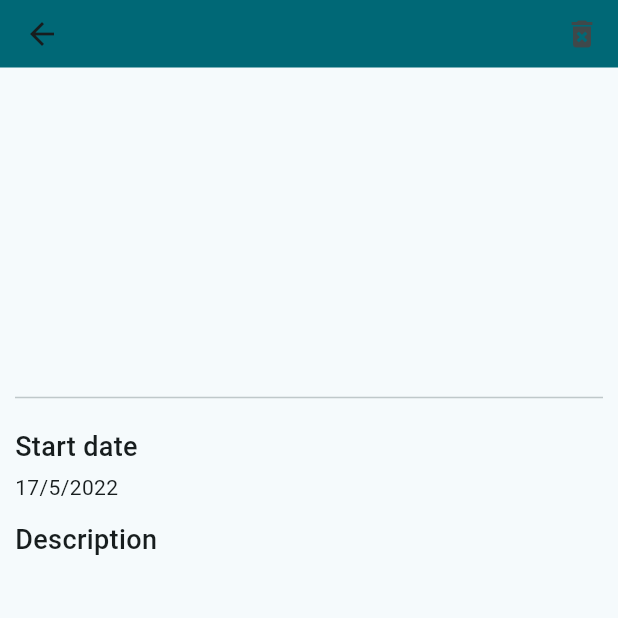
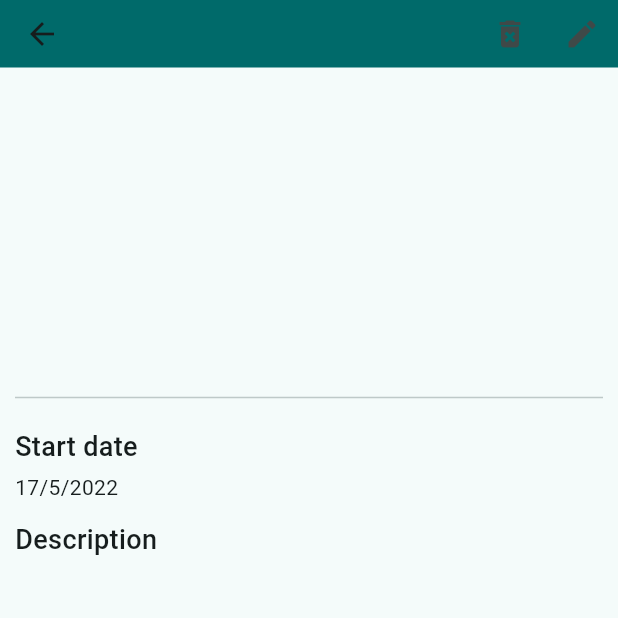
Before and after one commit to fico45/ArtGallery, a Flutter app: the ExhibitDetailsView screen opened directly with empty values, scrolled down 247 dp, on a phone screen of 412 x 824 dp, the top half of it. Run offline on Flutter 3.47's test engine with Material 2 defaults, Android fonts, the phone set to English and light mode, and no system bars; drawn by our look-alikes of carousel_slider, google_maps_flutter; our stand-ins replace cloud_firestore, date_time_picker, firebase_auth, firebase_core, firebase_storage, flutter_advanced_drawer and 5 more; missing offline and left inert: flutter_google_places, google_maps_webservice; accounts and stored records are empty; network calls fail.

Commit message:
fix(Exhibit): Start date and time unified in data model

```diff
--- a/lib/data/controllers/exhibit_list_controller.dart
+++ b/lib/data/controllers/exhibit_list_controller.dart
@@ -56,9 +56,8 @@ class ExhibitListController extends StateNotifier<AsyncValue<List<Exhibit>>> {
     required double lng,
     required DateTime createdAt,
     required String description,
-    required DateTime startDate,
+    required DateTime startDateTime,
     required DateTime endDate,
-    required String openingTime,
     required String userImageUrl,
     required AddressData location,
     required String title,
@@ -72,9 +71,8 @@ class ExhibitListController extends StateNotifier<AsyncValue<List<Exhibit>>> {
         lng: lng,
         createdAt: createdAt,
         description: description,
-        startDate: startDate,
+        startDateTime: startDateTime,
         endDate: endDate,
-        openingTime: openingTime,
         userImageUrl: userImageUrl,
         location: location,
         title: title,
--- a/lib/data/model/exhibit_model/exhibit_data_model.dart
+++ b/lib/data/model/exhibit_model/exhibit_data_model.dart
@@ -15,9 +15,8 @@ abstract class Exhibit implements _$Exhibit {
     required double lng,
     required DateTime createdAt,
     required String description,
-    required DateTime startDate,
+    required DateTime startDateTime,
     required DateTime endDate,
-    required String openingTime,
     required List<String> imageList,
     required AddressData location,
     required String title,
--- a/lib/main.dart
+++ b/lib/main.dart
@@ -29,7 +29,7 @@ class MyApp extends ConsumerWidget {
       title: 'Flutter Demo',
       theme: ThemeData(
         useMaterial3: true,
-        colorScheme: ColorScheme.fromSeed(seedColor: Colors.cyan),
+        colorScheme: ColorScheme.fromSeed(seedColor: Colors.cyanAccent),
       ),
       home: StreamBuilder(
         stream: authControllerState.stream,
--- a/lib/repositories/exhibit_repository.dart
+++ b/lib/repositories/exhibit_repository.dart
@@ -29,7 +29,7 @@ class ExhibitRepository implements BaseExhibitRepository {
     try {
       final snap = await _read(firebaseFirstoreProvider)
           .collection('exhibits')
-          .orderBy('startDate')
+          .orderBy('startDateTime')
           .get();
       return snap.docs.map((doc) => Exhibit.fromDocument(doc)).toList();
     } on FirebaseException catch (e) {
@@ -43,7 +43,7 @@ class ExhibitRepository implements BaseExhibitRepository {
     try {
       final snap = await _read(firebaseFirstoreProvider)
           .collection('exhibits')
-          .orderBy('startDate')
+          .orderBy('startDateTime')
           .where('userId', isEqualTo: userId)
           .get();
       return snap.docs.map((doc) => Exhibit.fromDocument(doc)).toList();
--- a/lib/view/widgets/exhibit/exhibit_details_view.dart
+++ b/lib/view/widgets/exhibit/exhibit_details_view.dart
@@ -1,6 +1,7 @@
 import 'package:artgallery/data/controllers/auth_controller.dart';
 import 'package:artgallery/data/controllers/exhibit_list_controller.dart';
 import 'package:artgallery/view/widgets/appbar.dart';
+import 'package:artgallery/view/widgets/exhibit/new_exhibit.dart';
 import 'package:artgallery/view/widgets/googlemaps.dart';
 import 'package:carousel_slider/carousel_slider.dart';
 import 'package:flutter/material.dart';
@@ -32,9 +33,9 @@ class _ExhibitDetailsViewState extends ConsumerState<ExhibitDetailsView> {
         appBar: PreferredSize(
             preferredSize: const Size.fromHeight(45),
             child: CustomAppBar(
-              customActions: [
-                widget.exhibit.userId == currentUser!.uid
-                    ? IconButton(
+              customActions: widget.exhibit.userId == currentUser!.uid
+                  ? [
+                      IconButton(
                         onPressed: () {
                           ref
                               .read(exhibitListControllerProvider.notifier)
@@ -45,9 +46,19 @@ class _ExhibitDetailsViewState extends ConsumerState<ExhibitDetailsView> {
                           Icons.delete_forever,
                           size: 24,
                         ),
-                      )
-                    : SizedBox()
-              ],
+                      ),
+                      IconButton(
+                          onPressed: () {
+                            Navigator.push(
+                              context,
+                              MaterialPageRoute(
+                                builder: ((context) => NewExhibit()),
+                              ),
+                            );
+                          },
+                          icon: const Icon(Icons.edit))
+                    ]
+                  : [],
             )),
         body: SingleChildScrollView(
           child: Column(
@@ -175,9 +186,9 @@ class _ExhibitDetailsViewState extends ConsumerState<ExhibitDetailsView> {
                         SizedBox(
                           height: 4,
                         ),
-                        Text("${widget.exhibit.startDate.day}/" +
-                            "${widget.exhibit.startDate.month}/" +
-                            "${widget.exhibit.startDate.year}"),
+                        Text("${widget.exhibit.startDateTime.day}/" +
+                            "${widget.exhibit.startDateTime.month}/" +
+                            "${widget.exhibit.startDateTime.year}"),
                         SizedBox(
                           height: 12,
                         ),
--- a/lib/view/widgets/profile_card/profile_card.dart
+++ b/lib/view/widgets/profile_card/profile_card.dart
@@ -17,7 +17,7 @@ class ProfileCard extends ConsumerWidget {
       shape: OutlineInputBorder(
         borderRadius: BorderRadius.circular(25),
         borderSide: BorderSide(
-          color: Theme.of(context).colorScheme.tertiary,
+          color: Theme.of(context).colorScheme.secondary,
           width: 2,
         ),
       ),
@@ -25,7 +25,7 @@ class ProfileCard extends ConsumerWidget {
       child: Container(
         decoration: BoxDecoration(
           borderRadius: BorderRadius.circular(25),
-          color: Theme.of(context).colorScheme.primaryContainer,
+          color: Theme.of(context).colorScheme.tertiaryContainer,
         ),
         width: MediaQuery.of(context).size.width,
         height: 170,
```
Also changed, not shown: lib/view/widgets/exhibit/exhibit_card.dart (+5 -2 lines), lib/view/widgets/exhibit/new_exhibit.dart (+39 -11 lines), lib/data/model/address_model/address_data_model.freezed.dart, lib/data/model/exhibit_model/exhibit_data_model.freezed.dart, lib/data/model/exhibit_model/exhibit_data_model.g.dart, lib/data/model/user_model/user_data_model.freezed.dart.
